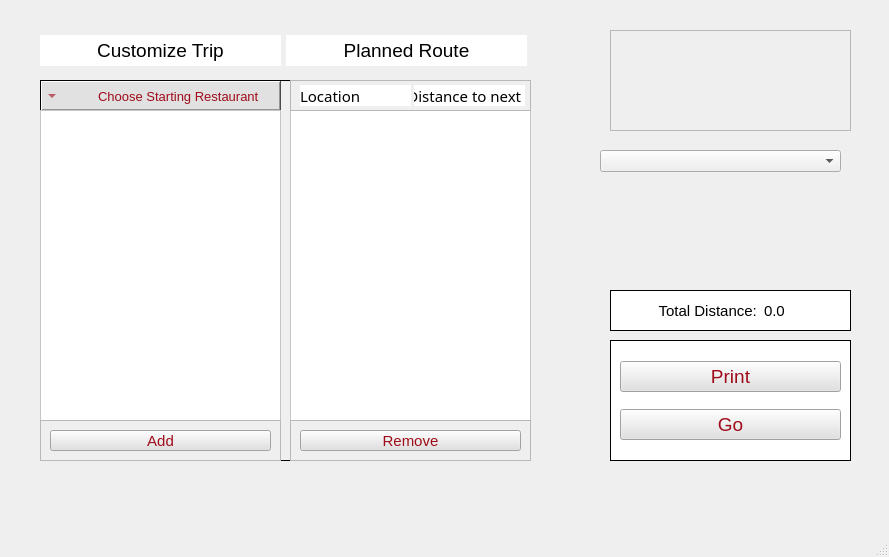
DannyCamacho/SaddlebackEats, file customtrip.ui: the form before one commit.
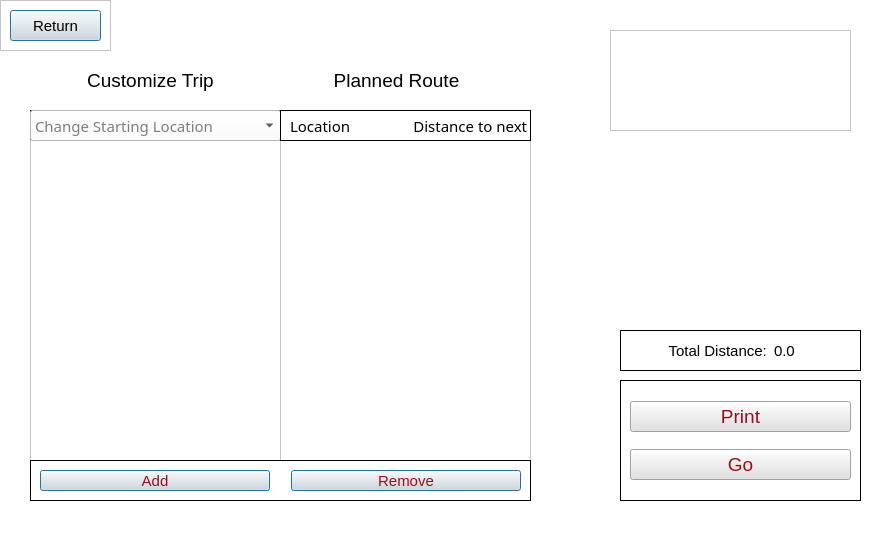
The form after the commit. Icons and pictures are not drawn.

Patch:
```diff
--- a/customtrip.ui
+++ b/customtrip.ui
@@ -13,12 +13,16 @@
   <property name="windowTitle">
    <string>MainWindow</string>
   </property>
+  <property name="styleSheet">
+   <string notr="true">background-color: rgb(255, 255, 255);
+color: rgb(0, 0, 0);</string>
+  </property>
   <widget class="QWidget" name="centralwidget">
    <widget class="QFrame" name="frame_5">
     <property name="geometry">
      <rect>
-      <x>610</x>
-      <y>290</y>
+      <x>620</x>
+      <y>330</y>
       <width>241</width>
       <height>41</height>
      </rect>
@@ -76,10 +80,10 @@
    <widget class="QFrame" name="frame">
     <property name="geometry">
      <rect>
-      <x>40</x>
-      <y>80</y>
-      <width>491</width>
-      <height>381</height>
+      <x>30</x>
+      <y>110</y>
+      <width>501</width>
+      <height>351</height>
      </rect>
     </property>
     <property name="frameShape">
@@ -93,8 +97,8 @@
       <rect>
        <x>0</x>
        <y>30</y>
-       <width>241</width>
-       <height>311</height>
+       <width>251</width>
+       <height>321</height>
       </rect>
      </property>
      <property name="sizePolicy">
@@ -172,8 +176,8 @@
       <rect>
        <x>250</x>
        <y>30</y>
-       <width>241</width>
-       <height>311</height>
+       <width>251</width>
+       <height>321</height>
       </rect>
      </property>
      <property name="font">
@@ -229,112 +233,331 @@
       <number>50</number>
      </attribute>
      <attribute name="horizontalHeaderDefaultSectionSize">
-      <number>185</number>
+      <number>200</number>
      </attribute>
      <attribute name="verticalHeaderVisible">
       <bool>false</bool>
      </attribute>
+     <attribute name="verticalHeaderDefaultSectionSize">
+      <number>28</number>
+     </attribute>
     </widget>
-    <widget class="QFrame" name="frame_6">
+    <widget class="QComboBox" name="restComboBox">
      <property name="geometry">
       <rect>
        <x>0</x>
-       <y>340</y>
-       <width>241</width>
-       <height>41</height>
+       <y>0</y>
+       <width>251</width>
+       <height>31</height>
       </rect>
      </property>
-     <property name="frameShape">
-      <enum>QFrame::StyledPanel</enum>
-     </property>
-     <property name="frameShadow">
-      <enum>QFrame::Raised</enum>
-     </property>
-     <layout class="QVBoxLayout" name="verticalLayout_3">
-      <item>
-       <widget class="QPushButton" name="pushButton_9">
-        <property name="font">
-         <font>
-          <pointsize>11</pointsize>
-         </font>
-        </property>
-        <property name="styleSheet">
-         <string notr="true">background-color: rgb(225, 225, 225);
-color: rgb(159, 11, 25);</string>
-        </property>
-        <property name="text">
-         <string>Add</string>
-        </property>
-       </widget>
-      </item>
-     </layout>
-    </widget>
-    <widget class="QFrame" name="frame_8">
-     <property name="geometry">
-      <rect>
-       <x>250</x>
-       <y>340</y>
-       <width>241</width>
-       <height>41</height>
-      </rect>
-     </property>
-     <property name="frameShape">
-      <enum>QFrame::StyledPanel</enum>
-     </property>
-     <property name="frameShadow">
-      <enum>QFrame::Raised</enum>
-     </property>
-     <layout class="QGridLayout" name="gridLayout">
-      <item row="0" column="0" colspan="2">
-       <widget class="QPushButton" name="pushButton_10">
-        <property name="font">
-         <font>
-          <pointsize>11</pointsize>
-         </font>
-        </property>
-        <property name="styleSheet">
-         <string notr="true">background-color: rgb(225, 225, 225);
-color: rgb(159, 11, 25);</string>
-        </property>
-        <property name="text">
-         <string>Remove</string>
-        </property>
-       </widget>
-      </item>
-     </layout>
-    </widget>
-    <widget class="QToolButton" name="toolButton">
-     <property name="geometry">
-      <rect>
-       <x>1</x>
-       <y>1</y>
-       <width>240</width>
-       <height>30</height>
-      </rect>
+     <property name="palette">
+      <palette>
+       <active>
+        <colorrole role="WindowText">
+         <brush brushstyle="SolidPattern">
+          <color alpha="255">
+           <red>0</red>
+           <green>0</green>
+           <blue>0</blue>
+          </color>
+         </brush>
+        </colorrole>
+        <colorrole role="Button">
+         <brush brushstyle="SolidPattern">
+          <color alpha="255">
+           <red>255</red>
+           <green>255</green>
+           <blue>255</blue>
+          </color>
+         </brush>
+        </colorrole>
+        <colorrole role="Text">
+         <brush brushstyle="SolidPattern">
+          <color alpha="255">
+           <red>0</red>
+           <green>0</green>
+           <blue>0</blue>
+          </color>
+         </brush>
+        </colorrole>
+        <colorrole role="ButtonText">
+         <brush brushstyle="SolidPattern">
+          <color alpha="255">
+           <red>0</red>
+           <green>0</green>
+           <blue>0</blue>
+          </color>
+         </brush>
+        </colorrole>
+        <colorrole role="Base">
+         <brush brushstyle="SolidPattern">
+          <color alpha="255">
+           <red>255</red>
+           <green>255</green>
+           <blue>255</blue>
+          </color>
+         </brush>
+        </colorrole>
+        <colorrole role="Window">
+         <brush brushstyle="SolidPattern">
+          <color alpha="255">
+           <red>255</red>
+           <green>255</green>
+           <blue>255</blue>
+          </color>
+         </brush>
+        </colorrole>
+        <colorrole role="Highlight">
+         <brush brushstyle="SolidPattern">
+          <color alpha="255">
+           <red>159</red>
+           <green>11</green>
+           <blue>25</blue>
+          </color>
+         </brush>
+        </colorrole>
+        <colorrole role="HighlightedText">
+         <brush brushstyle="SolidPattern">
+          <color alpha="255">
+           <red>0</red>
+           <green>0</green>
+           <blue>0</blue>
+          </color>
+         </brush>
+        </colorrole>
+        <colorrole role="AlternateBase">
+         <brush brushstyle="SolidPattern">
+          <color alpha="255">
+           <red>225</red>
+           <green>225</green>
+           <blue>225</blue>
+          </color>
+         </brush>
+        </colorrole>
+        <colorrole role="PlaceholderText">
+         <brush brushstyle="NoBrush">
+          <color alpha="128">
+           <red>0</red>
+           <green>0</green>
+           <blue>0</blue>
+          </color>
+         </brush>
+        </colorrole>
+       </active>
+       <inactive>
+        <colorrole role="WindowText">
+         <brush brushstyle="SolidPattern">
+          <color alpha="255">
+           <red>0</red>
+           <green>0</green>
+           <blue>0</blue>
+          </color>
+         </brush>
+        </colorrole>
+        <colorrole role="Button">
+         <brush brushstyle="SolidPattern">
+          <color alpha="255">
+           <red>255</red>
+           <green>255</green>
+           <blue>255</blue>
+          </color>
+         </brush>
+        </colorrole>
+        <colorrole role="Text">
+         <brush brushstyle="SolidPattern">
+          <color alpha="255">
+           <red>0</red>
+           <green>0</green>
+           <blue>0</blue>
+          </color>
+         </brush>
+        </colorrole>
+        <colorrole role="ButtonText">
+         <brush brushstyle="SolidPattern">
+          <color alpha="255">
+           <red>0</red>
+           <green>0</green>
+           <blue>0</blue>
+          </color>
+         </brush>
+        </colorrole>
+        <colorrole role="Base">
+         <brush brushstyle="SolidPattern">
+          <color alpha="255">
+           <red>255</red>
+           <green>255</green>
+           <blue>255</blue>
+          </color>
+         </brush>
+        </colorrole>
+        <colorrole role="Window">
+         <brush brushstyle="SolidPattern">
+          <color alpha="255">
+           <red>255</red>
+           <green>255</green>
+           <blue>255</blue>
+          </color>
+         </brush>
+        </colorrole>
+        <colorrole role="Highlight">
+         <brush brushstyle="SolidPattern">
+          <color alpha="255">
+           <red>159</red>
+           <green>11</green>
+           <blue>25</blue>
+          </color>
+         </brush>
+        </colorrole>
+        <colorrole role="HighlightedText">
+         <brush brushstyle="SolidPattern">
+          <color alpha="255">
+           <red>0</red>
+           <green>0</green>
+           <blue>0</blue>
+          </color>
+         </brush>
+        </colorrole>
+        <colorrole role="AlternateBase">
+         <brush brushstyle="SolidPattern">
+          <color alpha="255">
+           <red>225</red>
+           <green>225</green>
+           <blue>225</blue>
+          </color>
+         </brush>
+        </colorrole>
+        <colorrole role="PlaceholderText">
+         <brush brushstyle="NoBrush">
+          <color alpha="128">
+           <red>0</red>
+           <green>0</green>
+           <blue>0</blue>
+          </color>
+         </brush>
+        </colorrole>
+       </inactive>
+       <disabled>
+        <colorrole role="WindowText">
+         <brush brushstyle="SolidPattern">
+          <color alpha="255">
+           <red>0</red>
+           <green>0</green>
+           <blue>0</blue>
+          </color>
+         </brush>
+        </colorrole>
+        <colorrole role="Button">
+         <brush brushstyle="SolidPattern">
+          <color alpha="255">
+           <red>255</red>
+           <green>255</green>
+           <blue>255</blue>
+          </color>
+         </brush>
+        </colorrole>
+        <colorrole role="Text">
+         <brush brushstyle="SolidPattern">
+          <color alpha="255">
+           <red>0</red>
+           <green>0</green>
+           <blue>0</blue>
+          </color>
+         </brush>
+        </colorrole>
+        <colorrole role="ButtonText">
+         <brush brushstyle="SolidPattern">
+          <color alpha="255">
+           <red>0</red>
+           <green>0</green>
+           <blue>0</blue>
+          </color>
+         </brush>
+        </colorrole>
+        <colorrole role="Base">
+         <brush brushstyle="SolidPattern">
+          <color alpha="255">
+           <red>255</red>
+           <green>255</green>
+           <blue>255</blue>
+          </color>
+         </brush>
+        </colorrole>
+        <colorrole role="Window">
+         <brush brushstyle="SolidPattern">
+          <color alpha="255">
+           <red>255</red>
+           <green>255</green>
+           <blue>255</blue>
+          </color>
+         </brush>
+        </colorrole>
+        <colorrole role="Highlight">
+         <brush brushstyle="SolidPattern">
+          <color alpha="255">
+           <red>159</red>
+           <green>11</green>
+           <blue>25</blue>
+          </color>
+         </brush>
+        </colorrole>
+        <colorrole role="HighlightedText">
+         <brush brushstyle="SolidPattern">
+          <color alpha="255">
+           <red>0</red>
+           <green>0</green>
+           <blue>0</blue>
+          </color>
+         </brush>
+        </colorrole>
+        <colorrole role="AlternateBase">
+         <brush brushstyle="SolidPattern">
+          <color alpha="255">
+           <red>225</red>
+           <green>225</green>
+           <blue>225</blue>
+          </color>
+         </brush>
+        </colorrole>
+        <colorrole role="PlaceholderText">
+         <brush brushstyle="NoBrush">
+          <color alpha="128">
+           <red>0</red>
+           <green>0</green>
+           <blue>0</blue>
+          </color>
+         </brush>
+        </colorrole>
+       </disabled>
+      </palette>
      </property>
      <property name="font">
       <font>
-       <pointsize>10</pointsize>
+       <family>Bahnschrift</family>
+       <pointsize>11</pointsize>
       </font>
      </property>
-     <property name="layoutDirection">
-      <enum>Qt::LeftToRight</enum>
+     <property name="focusPolicy">
+      <enum>Qt::TabFocus</enum>
      </property>
      <property name="styleSheet">
-      <string notr="true">background-color: rgb(225, 225, 225);
-color: rgb(159, 11, 25);</string>
+      <string notr="true">background-color: rgb(255, 255, 255);
+color: rgb(0, 0, 0);
+alternate-background-color: rgb(225, 225, 225);
+selection-background-color: rgb(159, 11, 25);
+selection-color: rgb(0, 0, 0);</string>
      </property>
-     <property name="text">
-      <string>          Choose Starting Restaurant</string>
+     <property name="maxVisibleItems">
+      <number>15</number>
      </property>
-     <property name="toolButtonStyle">
-      <enum>Qt::ToolButtonTextBesideIcon</enum>
+     <property name="placeholderText">
+      <string>Change Starting Location</string>
      </property>
-     <property name="autoRaise">
-      <bool>false</bool>
+     <property name="frame">
+      <bool>true</bool>
      </property>
-     <property name="arrowType">
-      <enum>Qt::DownArrow</enum>
+     <property name="modelColumn">
+      <number>0</number>
      </property>
     </widget>
     <widget class="QFrame" name="frame_7">
@@ -342,52 +565,23 @@
       <rect>
        <x>250</x>
        <y>0</y>
-       <width>241</width>
+       <width>251</width>
        <height>31</height>
       </rect>
      </property>
-     <property name="styleSheet">
-      <string notr="true">background: none;</string>
-     </property>
      <property name="frameShape">
-      <enum>QFrame::StyledPanel</enum>
+      <enum>QFrame::Box</enum>
      </property>
      <property name="frameShadow">
-      <enum>QFrame::Raised</enum>
+      <enum>QFrame::Plain</enum>
      </property>
-     <widget class="QLabel" name="label_6">
-      <property name="geometry">
-       <rect>
-        <x>124</x>
-        <y>5</y>
-        <width>111</width>
-        <height>21</height>
-       </rect>
-      </property>
-      <property name="font">
-       <font>
-        <family>Bahnschrift</family>
-        <pointsize>11</pointsize>
-       </font>
-      </property>
-      <property name="styleSheet">
-       <string notr="true">background-color: rgb(255, 255, 255);
-color: rgb(0, 0, 0);</string>
-      </property>
-      <property name="text">
-       <string>Distance to next </string>
-      </property>
-      <property name="alignment">
-       <set>Qt::AlignRight|Qt::AlignTrailing|Qt::AlignVCenter</set>
-      </property>
-     </widget>
      <widget class="QLabel" name="label_3">
       <property name="geometry">
        <rect>
         <x>10</x>
-        <y>5</y>
+        <y>0</y>
         <width>111</width>
-        <height>21</height>
+        <height>31</height>
        </rect>
       </property>
       <property name="font">
@@ -397,7 +591,7 @@
        </font>
       </property>
       <property name="styleSheet">
-       <string notr="true">background-color: rgb(255, 255, 255);
+       <string notr="true">background-color: none;
 color: rgb(0, 0, 0);</string>
       </property>
       <property name="text">
@@ -407,13 +601,33 @@
        <set>Qt::AlignLeading|Qt::AlignLeft|Qt::AlignVCenter</set>
       </property>
      </widget>
+     <widget class="QLabel" name="label_6">
+      <property name="geometry">
+       <rect>
+        <x>120</x>
+        <y>0</y>
+        <width>131</width>
+        <height>31</height>
+       </rect>
+      </property>
+      <property name="font">
+       <font>
+        <family>Bahnschrift</family>
+        <pointsize>11</pointsize>
+       </font>
+      </property>
+      <property name="styleSheet">
+       <string notr="true">background-color: none;
+color: rgb(0, 0, 0);</string>
+      </property>
+      <property name="text">
+       <string>Distance to next </string>
+      </property>
+      <property name="alignment">
+       <set>Qt::AlignRight|Qt::AlignTrailing|Qt::AlignVCenter</set>
+      </property>
+     </widget>
     </widget>
-    <zorder>toolButton</zorder>
-    <zorder>tripTableView</zorder>
-    <zorder>routeTableView</zorder>
-    <zorder>frame_6</zorder>
-    <zorder>frame_8</zorder>
-    <zorder>frame_7</zorder>
    </widget>
    <widget class="QFrame" name="frame_2">
     <property name="geometry">
@@ -437,8 +651,8 @@
    <widget class="QFrame" name="frame_3">
     <property name="geometry">
      <rect>
-      <x>40</x>
-      <y>30</y>
+      <x>30</x>
+      <y>60</y>
       <width>491</width>
       <height>41</height>
      </rect>
@@ -503,8 +717,8 @@
    <widget class="QFrame" name="frame_4">
     <property name="geometry">
      <rect>
-      <x>610</x>
-      <y>340</y>
+      <x>620</x>
+      <y>380</y>
       <width>241</width>
       <height>121</height>
      </rect>
@@ -559,15 +773,145 @@
      </item>
     </layout>
    </widget>
-   <widget class="QComboBox" name="restComboBox">
+   <widget class="QFrame" name="frame_10">
     <property name="geometry">
      <rect>
-      <x>600</x>
-      <y>150</y>
-      <width>241</width>
-      <height>22</height>
+      <x>0</x>
+      <y>0</y>
+      <width>111</width>
+      <height>51</height>
      </rect>
     </property>
+    <property name="frameShape">
+     <enum>QFrame::StyledPanel</enum>
+    </property>
+    <property name="frameShadow">
+     <enum>QFrame::Raised</enum>
+    </property>
+    <widget class="QPushButton" name="pushButton_6">
+     <property name="geometry">
+      <rect>
+       <x>10</x>
+       <y>10</y>
+       <width>91</width>
+       <height>31</height>
+      </rect>
+     </property>
+     <property name="font">
+      <font>
+       <pointsize>11</pointsize>
+       <weight>50</weight>
+       <bold>false</bold>
+      </font>
+     </property>
+     <property name="styleSheet">
+      <string notr="true">background-color: rgb(225, 225, 225);
+color: rgb(0, 0, 0);</string>
+     </property>
+     <property name="text">
+      <string>Return</string>
+     </property>
+     <property name="icon">
+      <iconset resource="UIGraphics.qrc">
+       <normaloff>:/rec/resources/return-icon-removebg.png</normaloff>:/rec/resources/return-icon-removebg.png</iconset>
+     </property>
+     <property name="autoDefault">
+      <bool>true</bool>
+     </property>
+     <property name="default">
+      <bool>true</bool>
+     </property>
+    </widget>
+   </widget>
+   <widget class="QFrame" name="frame_8">
+    <property name="geometry">
+     <rect>
+      <x>30</x>
+      <y>460</y>
+      <width>501</width>
+      <height>41</height>
+     </rect>
+    </property>
+    <property name="frameShape">
+     <enum>QFrame::Box</enum>
+    </property>
+    <property name="frameShadow">
+     <enum>QFrame::Plain</enum>
+    </property>
+    <layout class="QHBoxLayout" name="horizontalLayout">
+     <item>
+      <widget class="QPushButton" name="pushButton_9">
+       <property name="minimumSize">
+        <size>
+         <width>0</width>
+         <height>18</height>
+        </size>
+       </property>
+       <property name="font">
+        <font>
+         <pointsize>11</pointsize>
+        </font>
+       </property>
+       <property name="styleSheet">
+        <string notr="true">background-color: rgb(225, 225, 225);
+color: rgb(159, 11, 25);</string>
+       </property>
+       <property name="text">
+        <string>Add</string>
+       </property>
+       <property name="autoDefault">
+        <bool>true</bool>
+       </property>
+       <property name="default">
+        <bool>true</bool>
+       </property>
+      </widget>
+     </item>
+     <item>
+      <spacer name="horizontalSpacer">
+       <property name="orientation">
+        <enum>Qt::Horizontal</enum>
+       </property>
+       <property name="sizeType">
+        <enum>QSizePolicy::Fixed</enum>
+       </property>
+       <property name="sizeHint" stdset="0">
+        <size>
+         <width>15</width>
+         <height>10</height>
+        </size>
+       </property>
+      </spacer>
+     </item>
+     <item>
+      <widget class="QPushButton" name="pushButton_10">
+       <property name="minimumSize">
+        <size>
+         <width>0</width>
+         <height>18</height>
+        </size>
+       </property>
+       <property name="font">
+        <font>
+         <pointsize>11</pointsize>
+        </font>
+       </property>
+       <property name="styleSheet">
+        <string notr="true">background-color: rgb(225, 225, 225);
+color: rgb(159, 11, 25);</string>
+       </property>
+       <property name="text">
+        <string>Remove</string>
+       </property>
+       <property name="autoDefault">
+        <bool>true</bool>
+       </property>
+       <property name="default">
+        <bool>true</bool>
+       </property>
+      </widget>
+     </item>
+    </layout>
    </widget>
   </widget>
   <widget class="QMenuBar" name="menubar">
```
Left out of the diff: 4 changed lines with no effect on the pictures.
